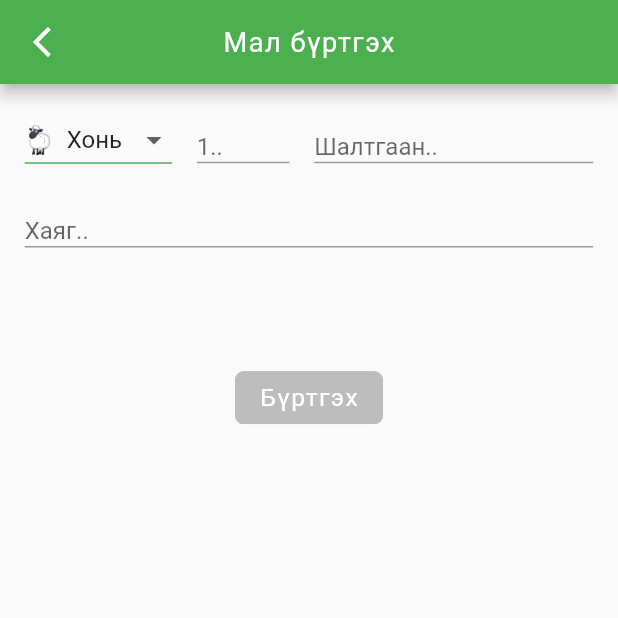
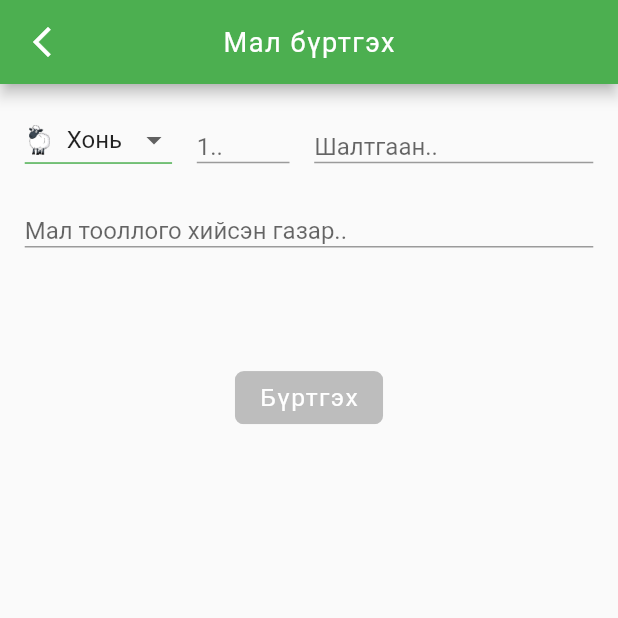
Before and after one commit to Feptkdie/mal-burtgel, a Flutter app: the AddPage screen opened directly with empty values, on a phone screen of 412 x 824 dp, the top half of it. Run offline on Flutter 3.47's test engine with Material 2 defaults, Android fonts, the phone set to English and light mode, and no system bars; our stand-ins replace audioplayers, flutter_staggered_animations; network calls fail.

Commit message:
last update

```diff
--- a/lib/helpers/api_url.dart
+++ b/lib/helpers/api_url.dart
@@ -1,3 +1,3 @@
 const String mainApiUrl = url + "/api/v1/";
 const String appUrl = url;
-const String url = "https://4610-66-181-182-198.ap.ngrok.io";
+const String url = "https://too.palo.mn";
--- a/lib/pages/add/add_page.dart
+++ b/lib/pages/add/add_page.dart
@@ -226,7 +226,7 @@ class _AddPageState extends State<AddPage> {
                   },
                   decoration: const InputDecoration(
                     contentPadding: EdgeInsets.only(bottom: 8.0),
-                    hintText: "Хаяг..",
+                    hintText: "Мал тооллого хийсэн газар..",
                   ),
                 ),
               ),
--- a/lib/pages/edit/edit_page.dart
+++ b/lib/pages/edit/edit_page.dart
@@ -251,7 +251,7 @@ class _EditPageState extends State<EditPage> {
                   },
                   decoration: const InputDecoration(
                     contentPadding: EdgeInsets.only(bottom: 8.0),
-                    hintText: "Хаяг..",
+                    hintText: "Мал тооллого хийсэн газар..",
                   ),
                 ),
               ),
--- a/lib/pages/history/history_page.dart
+++ b/lib/pages/history/history_page.dart
@@ -239,9 +239,9 @@ class _HistoryPageState extends State<HistoryPage> {
                                           child: Align(
                                             alignment: Alignment.centerLeft,
                                             child: Ctext(
-                                              text: historyItems[index]
-                                                      ["comment"]
-                                                  .toString(),
+                                              text: "Шалтгаан:\n" +
+                                                  historyItems[index]["comment"]
+                                                      .toString(),
                                               maxLine: 100,
                                               textOverflow:
                                                   TextOverflow.ellipsis,
```
